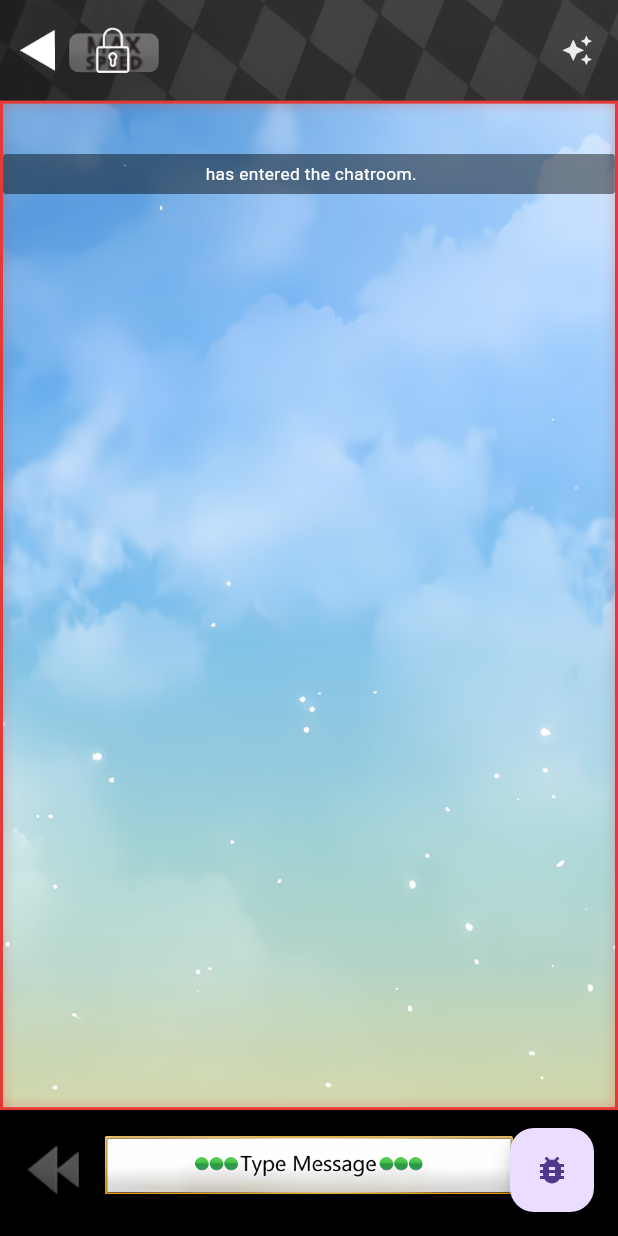
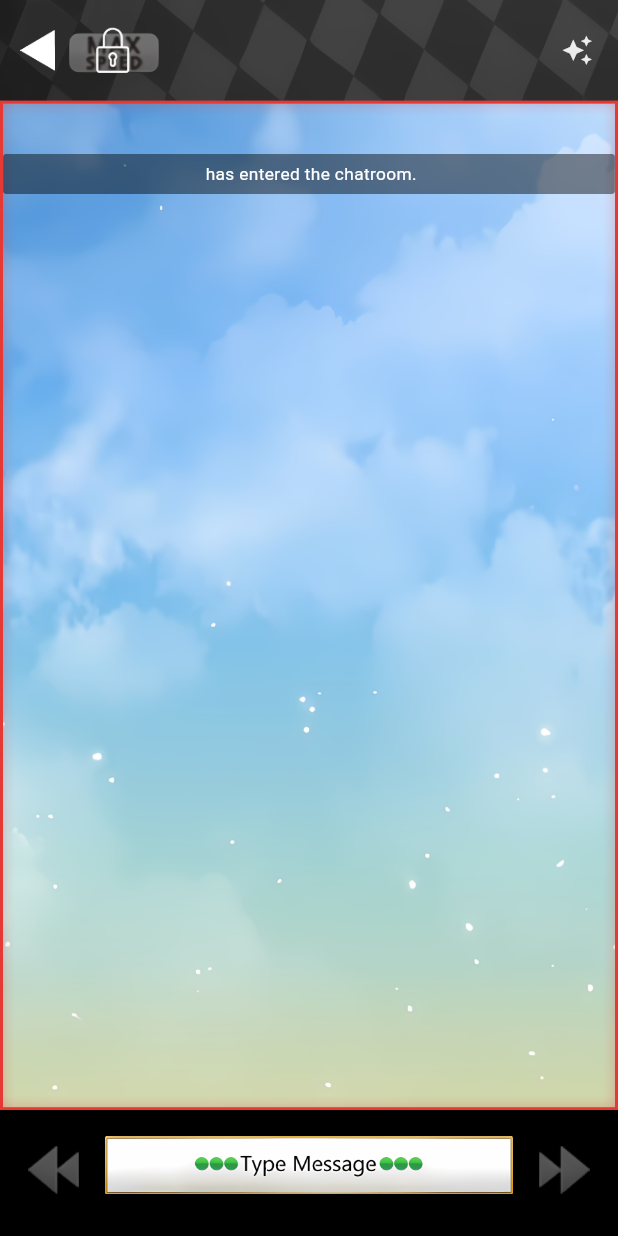
Before and after one commit to JoyAnd707/mystic_chat, a Flutter app: the ChatScreen screen opened directly with empty values, on a phone screen of 412 x 824 dp. Run offline on Flutter 3.47's test engine with Material 3 defaults, Android fonts, the phone set to English and light mode, and no system bars; our stand-ins replace audioplayers, device_preview, hive_flutter, just_audio, shared_preferences; missing offline and left inert: audio_session; accounts and stored records are empty.

Commit message:
more letter spacing in group chat

```diff
--- a/lib/screens/chat_screen.dart
+++ b/lib/screens/chat_screen.dart
@@ -53,6 +53,7 @@ Color usernameColorForHour(int hour) {
 /// =======================
 /// USERS
 /// =======================
+const bool kEnableDebugIncomingPreview = false;
 
 const ChatUser joy =
     ChatUser(id: 'joy', name: 'Joy', bubbleColor: Color(0xFFDACFFF));
@@ -69,6 +70,7 @@ const ChatUser lihi =
 const ChatUser tal =
     ChatUser(id: 'tal', name: 'Tal', bubbleColor: Color(0xFFD7FFCF));
 const ChatUser gacktoFacto = ChatUser(
+
   id: 'gackto_facto',
   name: 'Gackto Facto of the Day',
   bubbleColor: Color(0xFFCFFFEE),
@@ -1463,10 +1465,13 @@ Widget build(BuildContext context) {
   debugPrint('HOUR=$hour  usernameColor=$usernameColor  bg=$bg  uiScale=$uiScale');
 return Scaffold(
   backgroundColor: Colors.black,
-  floatingActionButton: FloatingActionButton(
-    onPressed: _debugSimulateIncomingMessage,
-    child: const Icon(Icons.bug_report),
-  ),
+floatingActionButton: kEnableDebugIncomingPreview
+    ? FloatingActionButton(
+        onPressed: _debugSimulateIncomingMessage,
+        child: const Icon(Icons.bug_report),
+      )
+    : null,
+
   body: Column(
     children: [
 
--- a/lib/widgets/chat_widgets.dart
+++ b/lib/widgets/chat_widgets.dart
@@ -692,8 +692,10 @@ final bubbleInner = Padding(
   height: 1.2,
   color: Colors.black,
   fontWeight: FontWeight.w400,
+  letterSpacing: -0.15 * uiScale, // ✅ tighter message text
   leadingDistribution: TextLeadingDistribution.even,
 ),
+
     ),
   ),
 );
```
Lines whose indentation alone changed are shown as unchanged.
